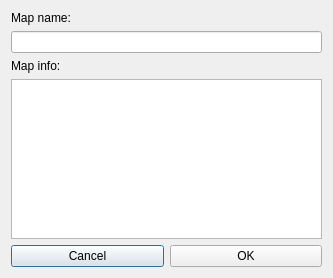
This is dialoginfoset.ui in Vazzi/Stalker-Editor as Qt 5 draws it before an edit. The edited form follows.
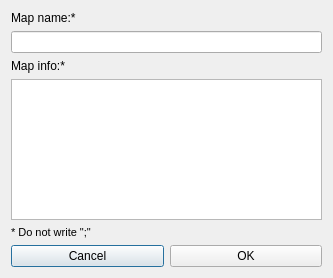
This is the edited form.

```diff
--- a/dialoginfoset.ui
+++ b/dialoginfoset.ui
@@ -20,7 +20,7 @@
    <item>
     <widget class="QLabel" name="label">
      <property name="text">
-      <string>Map name:</string>
+      <string>Map name:*</string>
      </property>
     </widget>
    </item>
@@ -30,13 +30,25 @@
    <item>
     <widget class="QLabel" name="label_2">
      <property name="text">
-      <string>Map info:</string>
+      <string>Map info:*</string>
      </property>
     </widget>
    </item>
    <item>
     <widget class="QPlainTextEdit" name="plainTextEdit"/>
    </item>
+   <item>
+    <widget class="QLabel" name="label_3">
+     <property name="font">
+      <font>
+       <pointsize>8</pointsize>
+      </font>
+     </property>
+     <property name="text">
+      <string>* Do not write &quot;;&quot;</string>
+     </property>
+    </widget>
+   </item>
    <item>
     <layout class="QHBoxLayout" name="horizontalLayout">
      <item>
```
